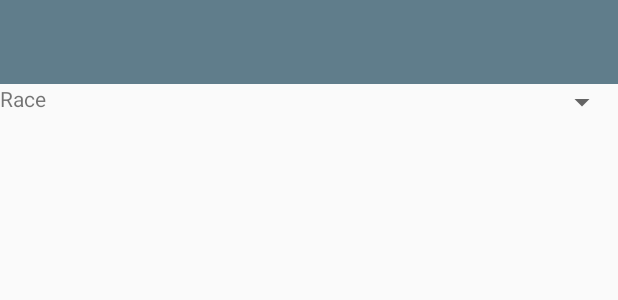
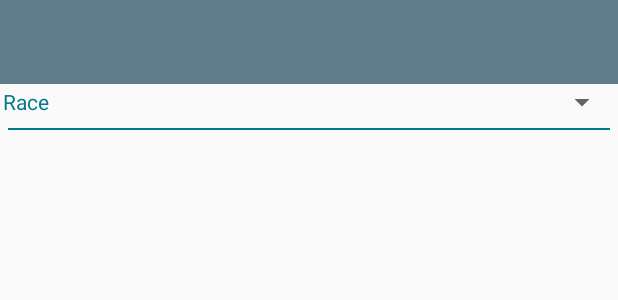
Before and after one commit to americodubas/DDCharacterSheet3.5, an Android app: the layout activity_edit_race.xml on its own in the app's theme, with its tools: preview values and no code run, on a phone screen of 412 x 824 dp. Shown: the top 300 px of the screen. Run offline under Robolectric (Android 15) with nearby library versions, the phone set to English and light mode, and no system bars; network calls fail.

Commit message:
show race description

```diff
--- a/app/src/main/java/com/americo/ddcharactersheet35/data/CharacterClassesDao.kt
+++ b/app/src/main/java/com/americo/ddcharactersheet35/data/CharacterClassesDao.kt
@@ -23,7 +23,7 @@ interface CharacterClassesDao {
     fun getCharacterClasses(id: Long): List<CharacterClassesDto>
 
     @Query("""
-        select cl._id, cl.name
+        select cl._id, cl.name, cl.spellcaster
         from classes cl
         left join character_classes ch on ch.classes_id = cl._id and ch.character_id = :id
         where ch._id is null
--- a/app/src/main/java/com/americo/ddcharactersheet35/data/CheckDatabase.kt
+++ b/app/src/main/java/com/americo/ddcharactersheet35/data/CheckDatabase.kt
@@ -25,9 +25,10 @@ class CheckDatabase(private var myContext: Context) {
     }
 
     private fun verifyDatabase() {
-        if ( !databaseExists() ) {
+        //TODO don't forget to uncomment this
+//        if ( !databaseExists() ) {
             createDatabaseFromAssets()
-        }
+//        }
     }
 
     private fun databaseExists(): Boolean {
--- a/app/src/main/java/com/americo/ddcharactersheet35/dto/RaceDto.kt
+++ b/app/src/main/java/com/americo/ddcharactersheet35/dto/RaceDto.kt
@@ -9,6 +9,7 @@ package com.americo.ddcharactersheet35.dto
 class RaceDto {
     var id: Long = 0
     var name: String = ""
+    var description: String = ""
 
     override fun toString(): String {
         return name
--- a/app/src/main/java/com/americo/ddcharactersheet35/model/Race.kt
+++ b/app/src/main/java/com/americo/ddcharactersheet35/model/Race.kt
@@ -18,4 +18,5 @@ class Race {
     var id: Long = 0
 
     var name: String = ""
+    var description: String = ""
 }
--- a/app/src/main/res/layout/activity_edit_race.xml
+++ b/app/src/main/res/layout/activity_edit_race.xml
@@ -16,8 +16,7 @@
         android:orientation="horizontal">
 
         <TextView
-            android:layout_width="wrap_content"
-            android:layout_height="wrap_content"
+            style="@style/label"
             android:text="@string/race"/>
 
         <Spinner
@@ -29,4 +28,20 @@
 
     </LinearLayout>
 
+    <View
+        android:layout_width="match_parent"
+        android:layout_height="1dp"
+        android:layout_margin="@dimen/padding"
+        android:background="@color/colorAccentDark" />
+
+    <ScrollView
+        android:layout_width="match_parent"
+        android:layout_height="match_parent">
+
+        <TextView
+            style="@style/label"
+            android:id="@+id/tv_race_description"/>
+
+    </ScrollView>
+
 </LinearLayout>
--- a/build.gradle
+++ b/build.gradle
@@ -2,8 +2,8 @@
 
 buildscript {
     ext {
-        kotlin_version = '1.2.10'
-        roomVersion = '1.0.0-alpha4'
+        kotlin_version = '1.2.20'
+        roomVersion = '1.0.0'
     }
 
     repositories {
```
Also changed, not shown: app/src/main/java/com/americo/ddcharactersheet35/activity/EditRaceActivity.kt (+21 -1 lines), 1 other file.
